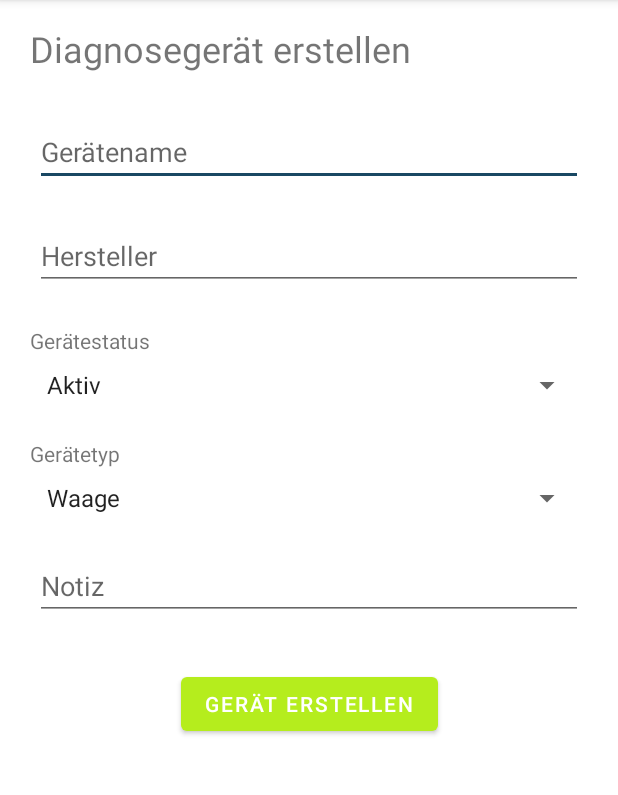
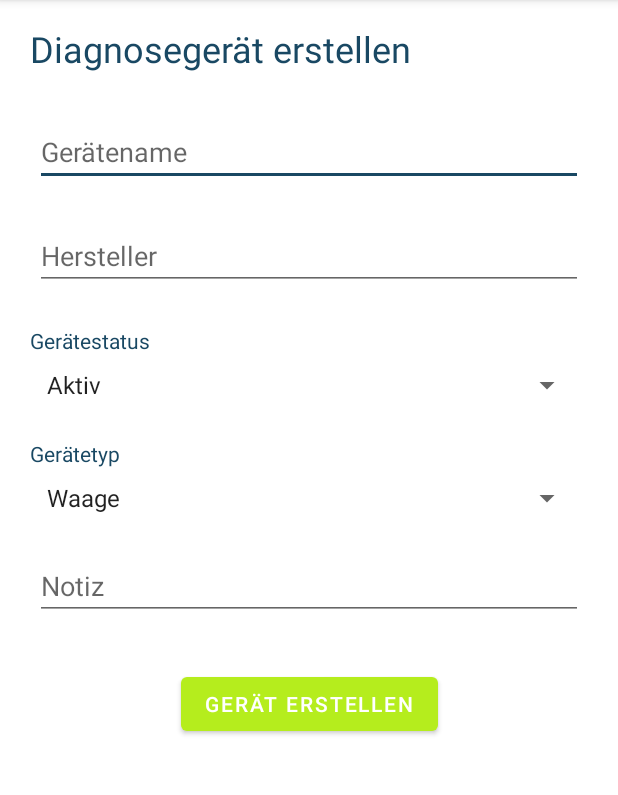
Before and after one commit to StepUp-eHealth-Application/StepUp-Frontend, an Android app: the DeviceCreationActivity screen opened directly, with no data from a screen before it, on a phone screen of 412 x 824 dp, the part 84-879 px from its top. Run offline under Robolectric (Android 15) with nearby library versions, the phone set to English and light mode, and no system bars.

Commit message:
Changed colors

```diff
--- a/app/src/main/res/layout/activity_device_creation.xml
+++ b/app/src/main/res/layout/activity_device_creation.xml
@@ -36,7 +36,8 @@
         android:text="Diagnosegerät erstellen"
         android:textSize="24sp"
         app:layout_constraintStart_toStartOf="parent"
-        app:layout_constraintTop_toTopOf="parent" />
+        app:layout_constraintTop_toTopOf="parent"
+        android:textColor="@color/secondary"/>
 
     <EditText
         android:id="@+id/txtManufacturer"
@@ -67,7 +68,8 @@
         android:layout_marginTop="24dp"
         android:text="Gerätestatus"
         app:layout_constraintStart_toStartOf="parent"
-        app:layout_constraintTop_toBottomOf="@+id/txtManufacturer" />
+        app:layout_constraintTop_toBottomOf="@+id/txtManufacturer"
+        android:textColor="@color/secondary"/>
 
     <TextView
         android:id="@+id/txtViewDeviceType"
@@ -77,7 +79,8 @@
         android:layout_marginTop="24dp"
         android:text="Gerätetyp"
         app:layout_constraintStart_toStartOf="parent"
-        app:layout_constraintTop_toBottomOf="@+id/spinnerStatus" />
+        app:layout_constraintTop_toBottomOf="@+id/spinnerStatus"
+        android:textColor="@color/secondary"/>
 
     <EditText
         android:id="@+id/txtNote"
```
